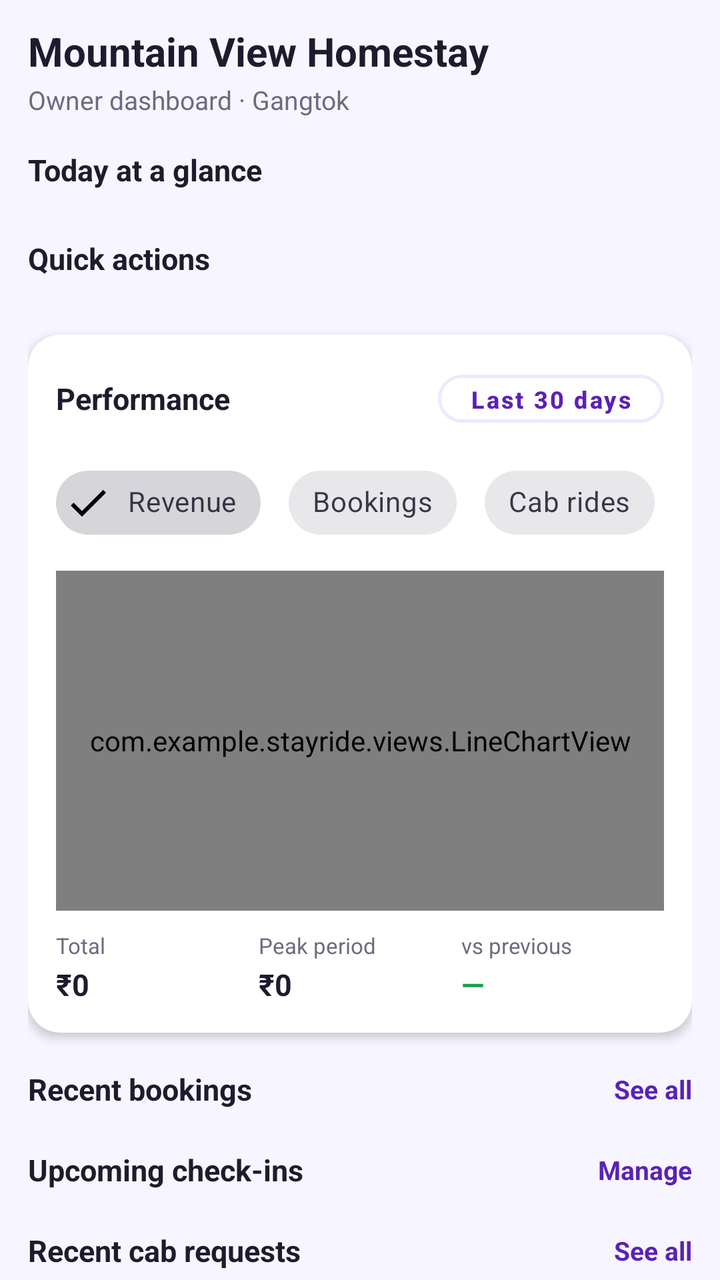
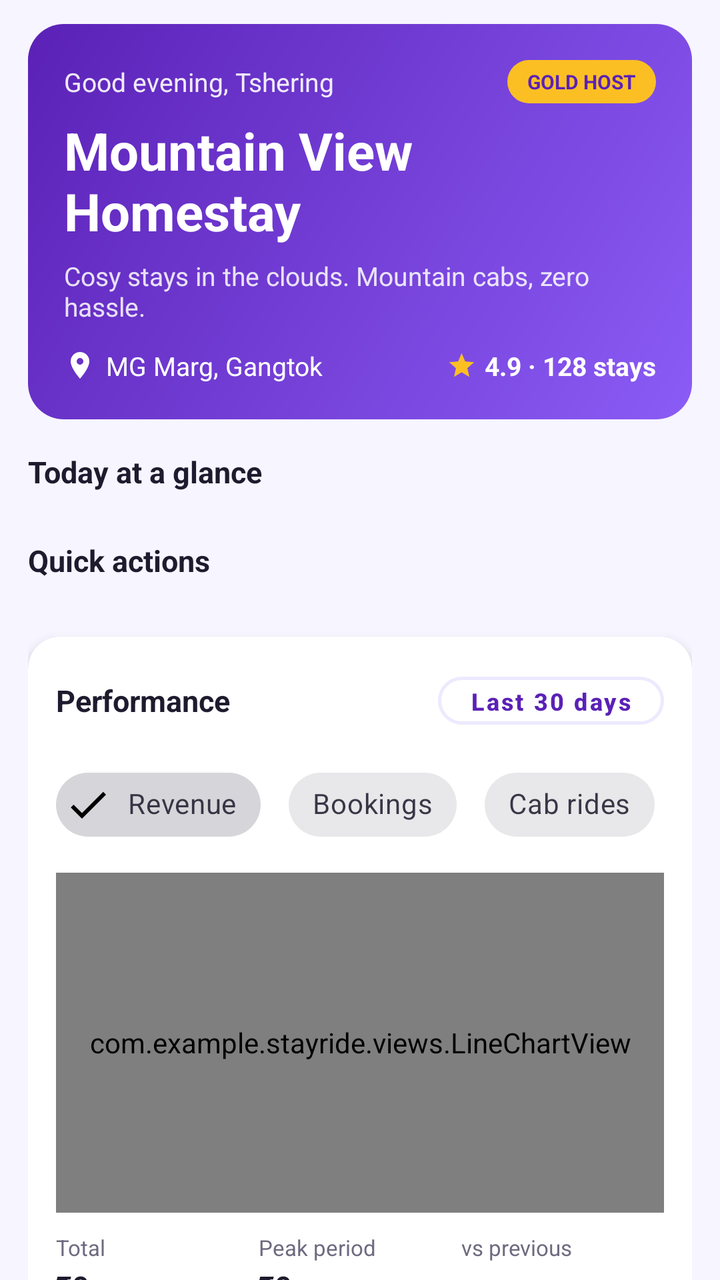

The first picture is an Android layout as it rendered before a commit; the second is the same layout after the commit. The layout source and the unified diff follow.
<!-- AndroidManifest.xml: application theme Theme.StayRide -->
<!-- res/layout/fragment_home.xml -->
<?xml version="1.0" encoding="utf-8"?>
<androidx.core.widget.NestedScrollView xmlns:android="http://schemas.android.com/apk/res/android"
    android:layout_width="match_parent"
    android:layout_height="match_parent"
    android:fillViewport="true">

    <LinearLayout
        android:layout_width="match_parent"
        android:layout_height="wrap_content"
        android:orientation="vertical"
        android:paddingStart="14dp"
        android:paddingTop="12dp"
        android:paddingEnd="14dp"
        android:paddingBottom="24dp">

        <TextView
            android:id="@+id/headerTitle"
            android:layout_width="wrap_content"
            android:layout_height="wrap_content"
            android:text="Mountain View Homestay"
            android:textColor="@color/text_primary"
            android:textSize="20sp"
            android:textStyle="bold" />

        <TextView
            android:id="@+id/headerSub"
            android:layout_width="wrap_content"
            android:layout_height="wrap_content"
            android:layout_marginTop="2dp"
            android:text="Owner dashboard \u00B7 Gangtok"
            android:textColor="@color/text_secondary"
            android:textSize="13sp" />

        <TextView
            android:layout_width="wrap_content"
            android:layout_height="wrap_content"
            android:layout_marginTop="16dp"
            android:text="Today at a glance"
            android:textColor="@color/text_primary"
            android:textSize="15sp"
            android:textStyle="bold" />

        <androidx.recyclerview.widget.RecyclerView
            android:id="@+id/statsGrid"
            android:layout_width="match_parent"
            android:layout_height="wrap_content"
            android:layout_marginTop="6dp"
            android:nestedScrollingEnabled="false"
            android:padding="2dp" />

        <TextView
            android:layout_width="wrap_content"
            android:layout_height="wrap_content"
            android:layout_marginTop="14dp"
            android:text="Quick actions"
            android:textColor="@color/text_primary"
            android:textSize="15sp"
            android:textStyle="bold" />

        <androidx.recyclerview.widget.RecyclerView
            android:id="@+id/quickActions"
            android:layout_width="match_parent"
            android:layout_height="wrap_content"
            android:layout_marginTop="6dp"
            android:nestedScrollingEnabled="false"
            android:padding="2dp" />

        <com.google.android.material.card.MaterialCardView xmlns:app="http://schemas.android.com/apk/res-auto"
            android:layout_width="match_parent"
            android:layout_height="wrap_content"
            android:layout_marginTop="18dp"
            app:cardBackgroundColor="@color/bg_card"
            app:cardCornerRadius="16dp"
            app:cardElevation="3dp">

            <LinearLayout
                android:layout_width="match_parent"
                android:layout_height="wrap_content"
                android:orientation="vertical"
                android:padding="14dp">

                <LinearLayout
                    android:layout_width="match_parent"
                    android:layout_height="wrap_content"
                    android:gravity="center_vertical"
                    android:orientation="horizontal">

                    <TextView
                        android:layout_width="0dp"
                        android:layout_height="wrap_content"
                        android:layout_weight="1"
                        android:text="Performance"
                        android:textColor="@color/text_primary"
                        android:textSize="15sp"
                        android:textStyle="bold" />

                    <com.google.android.material.button.MaterialButton
                        android:id="@+id/btnPeriod"
                        style="@style/AppButtonOutlined"
                        android:layout_width="wrap_content"
                        android:layout_height="36dp"
                        android:text="Last 30 days"
                        android:textColor="@color/brand_primary_dark"
                        android:textSize="12sp"
                        app:strokeColor="@color/brand_primary_light" />
                </LinearLayout>

                <HorizontalScrollView
                    android:layout_width="match_parent"
                    android:layout_height="wrap_content"
                    android:layout_marginTop="10dp"
                    android:scrollbars="none">

                    <com.google.android.material.chip.ChipGroup
                        android:id="@+id/metricChips"
                        android:layout_width="wrap_content"
                        android:layout_height="wrap_content"
                        app:selectionRequired="true"
                        app:singleSelection="true">

                        <com.google.android.material.chip.Chip
                            android:id="@+id/chipRevenue"
                            style="@style/Widget.MaterialComponents.Chip.Filter"
                            android:layout_width="wrap_content"
                            android:layout_height="wrap_content"
                            android:checked="true"
                            android:text="Revenue" />

                        <com.google.android.material.chip.Chip
                            android:id="@+id/chipBookings"
                            style="@style/Widget.MaterialComponents.Chip.Filter"
                            android:layout_width="wrap_content"
                            android:layout_height="wrap_content"
                            android:layout_marginStart="6dp"
                            android:text="Bookings" />

                        <com.google.android.material.chip.Chip
                            android:id="@+id/chipCabRides"
                            style="@style/Widget.MaterialComponents.Chip.Filter"
                            android:layout_width="wrap_content"
                            android:layout_height="wrap_content"
                            android:layout_marginStart="6dp"
                            android:text="Cab rides" />

                        <com.google.android.material.chip.Chip
                            android:id="@+id/chipCommission"
                            style="@style/Widget.MaterialComponents.Chip.Filter"
                            android:layout_width="wrap_content"
                            android:layout_height="wrap_content"
                            android:layout_marginStart="6dp"
                            android:text="Commission" />
                    </com.google.android.material.chip.ChipGroup>
                </HorizontalScrollView>

                <com.example.stayride.views.LineChartView
                    android:id="@+id/perfChart"
                    android:layout_width="match_parent"
                    android:layout_height="170dp"
                    android:layout_marginTop="10dp" />

                <LinearLayout
                    android:layout_width="match_parent"
                    android:layout_height="wrap_content"
                    android:layout_marginTop="10dp"
                    android:orientation="horizontal">

                    <LinearLayout
                        android:layout_width="0dp"
                        android:layout_height="wrap_content"
                        android:layout_weight="1"
                        android:orientation="vertical">

                        <TextView
                            android:layout_width="wrap_content"
                            android:layout_height="wrap_content"
                            android:text="Total"
                            android:textColor="@color/text_secondary"
                            android:textSize="11sp" />

                        <TextView
                            android:id="@+id/kpiTotal"
                            android:layout_width="wrap_content"
                            android:layout_height="wrap_content"
                            android:layout_marginTop="2dp"
                            android:text="\u20B90"
                            android:textColor="@color/text_primary"
                            android:textSize="15sp"
                            android:textStyle="bold" />
                    </LinearLayout>

                    <LinearLayout
                        android:layout_width="0dp"
                        android:layout_height="wrap_content"
                        android:layout_weight="1"
                        android:orientation="vertical">

                        <TextView
                            android:layout_width="wrap_content"
                            android:layout_height="wrap_content"
                            android:text="Peak period"
                            android:textColor="@color/text_secondary"
                            android:textSize="11sp" />

                        <TextView
                            android:id="@+id/kpiPeak"
                            android:layout_width="wrap_content"
                            android:layout_height="wrap_content"
                            android:layout_marginTop="2dp"
                            android:text="\u20B90"
                            android:textColor="@color/text_primary"
                            android:textSize="15sp"
                            android:textStyle="bold" />
                    </LinearLayout>

                    <LinearLayout
                        android:layout_width="0dp"
                        android:layout_height="wrap_content"
                        android:layout_weight="1"
                        android:orientation="vertical">

                        <TextView
                            android:layout_width="wrap_content"
                            android:layout_height="wrap_content"
                            android:text="vs previous"
                            android:textColor="@color/text_secondary"
                            android:textSize="11sp" />

                        <TextView
                            android:id="@+id/kpiChange"
                            android:layout_width="wrap_content"
                            android:layout_height="wrap_content"
                            android:layout_marginTop="2dp"
                            android:text="\u2014"
                            android:textColor="@color/status_green"
                            android:textSize="15sp"
                            android:textStyle="bold" />
                    </LinearLayout>
                </LinearLayout>
            </LinearLayout>
        </com.google.android.material.card.MaterialCardView>

        <LinearLayout
            android:layout_width="match_parent"
            android:layout_height="wrap_content"
            android:layout_marginTop="18dp"
            android:gravity="center_vertical"
            android:orientation="horizontal">

            <TextView
                android:layout_width="0dp"
                android:layout_height="wrap_content"
                android:layout_weight="1"
                android:text="Recent bookings"
                android:textColor="@color/text_primary"
                android:textSize="15sp"
                android:textStyle="bold" />

            <TextView
                android:id="@+id/seeBookings"
                android:layout_width="wrap_content"
                android:layout_height="wrap_content"
                android:text="See all"
                android:textColor="@color/brand_primary_dark"
                android:textSize="13sp"
                android:textStyle="bold" />
        </LinearLayout>

        <androidx.recyclerview.widget.RecyclerView
            android:id="@+id/recentBookings"
            android:layout_width="match_parent"
            android:layout_height="wrap_content"
            android:layout_marginTop="6dp"
            android:nestedScrollingEnabled="false" />

        <LinearLayout
            android:layout_width="match_parent"
            android:layout_height="wrap_content"
            android:layout_marginTop="14dp"
            android:gravity="center_vertical"
            android:orientation="horizontal">

            <TextView
                android:layout_width="0dp"
                android:layout_height="wrap_content"
                android:layout_weight="1"
                android:text="Upcoming check-ins"
                android:textColor="@color/text_primary"
                android:textSize="15sp"
                android:textStyle="bold" />

            <TextView
                android:id="@+id/seeRooms"
                android:layout_width="wrap_content"
                android:layout_height="wrap_content"
                android:text="Manage"
                android:textColor="@color/brand_primary_dark"
                android:textSize="13sp"
                android:textStyle="bold" />
        </LinearLayout>

        <androidx.recyclerview.widget.RecyclerView
            android:id="@+id/upcoming"
            android:layout_width="match_parent"
            android:layout_height="wrap_content"
            android:layout_marginTop="6dp"
            android:nestedScrollingEnabled="false" />

        <LinearLayout
            android:layout_width="match_parent"
            android:layout_height="wrap_content"
            android:layout_marginTop="14dp"
            android:gravity="center_vertical"
            android:orientation="horizontal">

            <TextView
                android:layout_width="0dp"
                android:layout_height="wrap_content"
                android:layout_weight="1"
                android:text="Recent cab requests"
                android:textColor="@color/text_primary"
                android:textSize="15sp"
                android:textStyle="bold" />

            <TextView
                android:id="@+id/seeCabs"
                android:layout_width="wrap_content"
                android:layout_height="wrap_content"
                android:text="See all"
                android:textColor="@color/brand_primary_dark"
                android:textSize="13sp"
                android:textStyle="bold" />
        </LinearLayout>

        <androidx.recyclerview.widget.RecyclerView
            android:id="@+id/recentTrips"
            android:layout_width="match_parent"
            android:layout_height="wrap_content"
            android:layout_marginTop="6dp"
            android:nestedScrollingEnabled="false" />
    </LinearLayout>
</androidx.core.widget.NestedScrollView>
<!-- resources referenced by this layout -->
<resources>
  <color name="bg_card">#FFFFFFFF</color>
  <color name="brand_primary_dark">#FF5B21B6</color>
  <color name="brand_primary_light">#FFEDE9FE</color>
  <color name="status_green">#FF16A34A</color>
  <color name="text_primary">#FF1E1B2E</color>
  <color name="text_secondary">#FF6E6A80</color>
  <style name="AppButtonOutlined" parent="Widget.MaterialComponents.Button.OutlinedButton">
          <item name="android:textAllCaps">false</item>
          <item name="android:textStyle">bold</item>
          <item name="android:textColor">@color/brand_primary</item>
          <item name="strokeColor">@color/brand_primary</item>
          <item name="strokeWidth">1.5dp</item>
          <item name="shapeAppearanceOverlay">@style/AppShape_14</item>
      </style>
  <color name="brand_primary">#FF8B5CF6</color>
  <style name="AppShape_14" parent="">
          <item name="cornerFamily">rounded</item>
          <item name="cornerSize">14dp</item>
      </style>
  <color name="white">#FFFFFFFF</color>
  <color name="brand_accent">#FFFBBF24</color>
  <color name="black">#FF000000</color>
  <color name="bg_page">#FFF7F5FF</color>
  <style name="AppButton" parent="Widget.MaterialComponents.Button">
          <item name="android:textAllCaps">false</item>
          <item name="android:textStyle">bold</item>
          <item name="android:textColor">@color/white</item>
          <item name="backgroundTint">@color/brand_primary</item>
          <item name="iconTint">@color/white</item>
          <item name="shapeAppearanceOverlay">@style/AppShape_14</item>
      </style>
  <style name="AppShape_24" parent="">
          <item name="cornerFamily">rounded</item>
          <item name="cornerSize">24dp</item>
      </style>
  <style name="DialogPositiveButton" parent="Widget.MaterialComponents.Button.TextButton.Dialog">
          <item name="android:textColor">@color/brand_primary</item>
          <item name="android:textStyle">bold</item>
          <item name="android:textAllCaps">false</item>
      </style>
  <style name="DialogNegativeButton" parent="Widget.MaterialComponents.Button.TextButton.Dialog">
          <item name="android:textColor">@color/text_secondary</item>
          <item name="android:textAllCaps">false</item>
      </style>
  <!-- unchanged entries left out for length: 2 -->
</resources>

<!-- the commit's change to res/layout/fragment_home.xml (unified diff, before → after) -->
@@ -1,5 +1,6 @@
 <?xml version="1.0" encoding="utf-8"?>
 <androidx.core.widget.NestedScrollView xmlns:android="http://schemas.android.com/apk/res/android"
+    xmlns:app="http://schemas.android.com/apk/res-auto"
     android:layout_width="match_parent"
     android:layout_height="match_parent"
     android:fillViewport="true">
@@ -13,23 +14,104 @@
         android:paddingEnd="14dp"
         android:paddingBottom="24dp">
 
-        <TextView
-            android:id="@+id/headerTitle"
-            android:layout_width="wrap_content"
-            android:layout_height="wrap_content"
-            android:text="Mountain View Homestay"
-            android:textColor="@color/text_primary"
-            android:textSize="20sp"
-            android:textStyle="bold" />
-
-        <TextView
-            android:id="@+id/headerSub"
-            android:layout_width="wrap_content"
-            android:layout_height="wrap_content"
-            android:layout_marginTop="2dp"
-            android:text="Owner dashboard \u00B7 Gangtok"
-            android:textColor="@color/text_secondary"
-            android:textSize="13sp" />
+        <LinearLayout
+            android:layout_width="match_parent"
+            android:layout_height="wrap_content"
+            android:background="@drawable/bg_gradient_header"
+            android:orientation="vertical"
+            android:padding="18dp">
+
+            <LinearLayout
+                android:layout_width="match_parent"
+                android:layout_height="wrap_content"
+                android:gravity="center_vertical"
+                android:orientation="horizontal">
+
+                <TextView
+                    android:id="@+id/heroGreeting"
+                    android:layout_width="0dp"
+                    android:layout_height="wrap_content"
+                    android:layout_weight="1"
+                    android:text="Good evening, Tshering"
+                    android:textColor="#E6FFFFFF"
+                    android:textSize="13sp" />
+
+                <TextView
+                    android:id="@+id/heroBadge"
+                    android:layout_width="wrap_content"
+                    android:layout_height="wrap_content"
+                    android:background="@drawable/bg_badge_gold"
+                    android:paddingStart="10dp"
+                    android:paddingTop="4dp"
+                    android:paddingEnd="10dp"
+                    android:paddingBottom="4dp"
+                    android:text="GOLD HOST"
+                    android:textColor="@color/brand_primary_dark"
+                    android:textSize="10sp"
+                    android:textStyle="bold" />
+            </LinearLayout>
+
+            <TextView
+                android:id="@+id/headerTitle"
+                android:layout_width="match_parent"
+                android:layout_height="wrap_content"
+                android:layout_marginTop="6dp"
+                android:text="Mountain View Homestay"
+                android:textColor="@color/white"
+                android:textSize="26sp"
+                android:textStyle="bold" />
+
+            <TextView
+                android:id="@+id/heroTagline"
+                android:layout_width="match_parent"
+                android:layout_height="wrap_content"
+                android:layout_marginTop="6dp"
+                android:text="Cosy stays in the clouds. Mountain cabs, zero hassle."
+                android:textColor="#D9FFFFFF"
+                android:textSize="13sp" />
+
+            <LinearLayout
+                android:layout_width="match_parent"
+                android:layout_height="wrap_content"
+                android:layout_marginTop="12dp"
+                android:gravity="center_vertical"
+                android:orientation="horizontal">
+
+                <ImageView
+                    android:layout_width="16dp"
+                    android:layout_height="16dp"
+                    android:importantForAccessibility="no"
+                    android:src="@drawable/ic_place"
+                    app:tint="@color/white" />
+
+                <TextView
+                    android:id="@+id/headerSub"
+                    android:layout_width="0dp"
+                    android:layout_height="wrap_content"
+                    android:layout_marginStart="5dp"
+                    android:layout_weight="1"
+                    android:text="MG Marg, Gangtok"
+                    android:textColor="@color/white"
+                    android:textSize="13sp" />
+
+                <ImageView
+                    android:layout_width="15dp"
+                    android:layout_height="15dp"
+                    android:importantForAccessibility="no"
+                    android:src="@drawable/ic_star"
+                    app:tint="@color/brand_accent" />
+
+                <TextView
+                    android:id="@+id/heroRating"
+                    android:layout_width="wrap_content"
+                    android:layout_height="wrap_content"
+                    android:layout_marginStart="4dp"
+                    android:text="4.9 \u00B7 128 stays"
+                    android:textColor="@color/white"
+                    android:textSize="13sp"
+                    android:textStyle="bold" />
+            </LinearLayout>
+        </LinearLayout>
 
         <TextView
             android:layout_width="wrap_content"
<!-- resource entries referenced after the edit -->
@@ -15,11 +15,51 @@
           <item name="shapeAppearanceOverlay">@style/AppShape_14</item>
       </style>
   <color name="brand_primary">#FF8B5CF6</color>
+  <color name="icon_default">#FF6E6A80</color>
   <style name="AppShape_14" parent="">
           <item name="cornerFamily">rounded</item>
           <item name="cornerSize">14dp</item>
       </style>
   <color name="white">#FFFFFFFF</color>
+  <!-- drawable bg_badge_gold (drawable) -->
+  <?xml version="1.0" encoding="utf-8"?>
+  <shape xmlns:android="http://schemas.android.com/apk/res/android"
+      android:shape="rectangle">
+      <solid android:color="@color/brand_accent" />
+      <corners android:radius="999dp" />
+  </shape>
+  <!-- drawable bg_gradient_header (drawable) -->
+  <?xml version="1.0" encoding="utf-8"?>
+  <shape xmlns:android="http://schemas.android.com/apk/res/android"
+      android:shape="rectangle">
+      <gradient
+          android:angle="135"
+          android:endColor="@color/brand_primary_dark"
+          android:startColor="@color/brand_primary" />
+      <corners android:radius="18dp" />
+  </shape>
+  <!-- drawable ic_place (drawable) -->
+  <vector xmlns:android="http://schemas.android.com/apk/res/android"
+      android:width="24dp"
+      android:height="24dp"
+      android:viewportWidth="24"
+      android:viewportHeight="24"
+      android:tint="@color/icon_default">
+      <path
+          android:fillColor="@android:color/white"
+          android:pathData="M12,2C8.13,2 5,5.13 5,9C5,14.25 12,22 12,22C12,22 19,14.25 19,9C19,5.13 15.87,2 12,2M12,11.5A2.5,2.5 0 0,1 9.5,9A2.5,2.5 0 0,1 12,6.5A2.5,2.5 0 0,1 14.5,9A2.5,2.5 0 0,1 12,11.5Z" />
+  </vector>
+  <!-- drawable ic_star (drawable) -->
+  <vector xmlns:android="http://schemas.android.com/apk/res/android"
+      android:width="24dp"
+      android:height="24dp"
+      android:viewportWidth="24"
+      android:viewportHeight="24"
+      android:tint="@color/icon_default">
+      <path
+          android:fillColor="@android:color/white"
+          android:pathData="M12,17.27L18.18,21L16.54,13.97L22,9.24L14.81,8.62L12,2L9.19,8.62L2,9.24L7.45,13.97L5.82,21L12,17.27Z" />
+  </vector>
   <color name="brand_accent">#FFFBBF24</color>
   <color name="black">#FF000000</color>
   <color name="bg_page">#FFF7F5FF</color>
